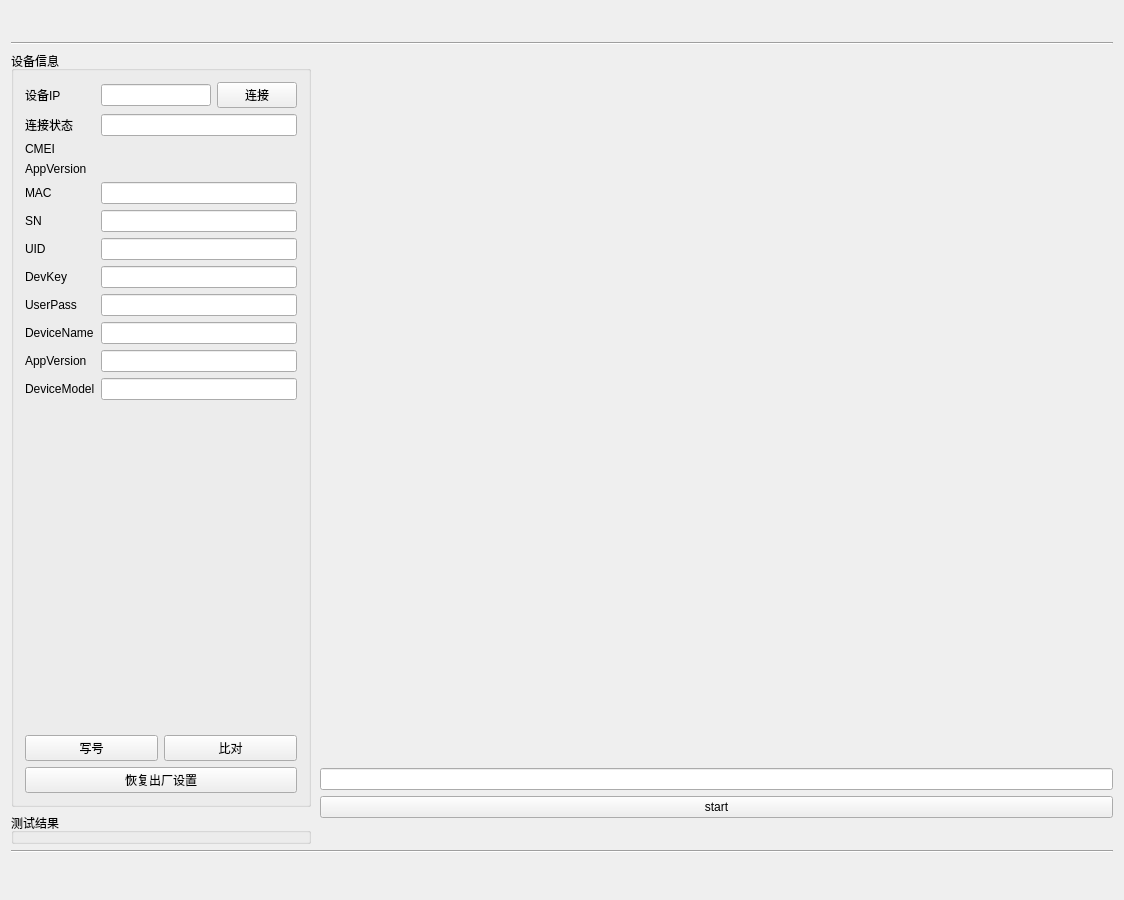
Before: the Qt Designer form IPCTestDemo/IPCTestDemo.ui in MMQQING/IPCTestDemo, drawn with Qt 5.
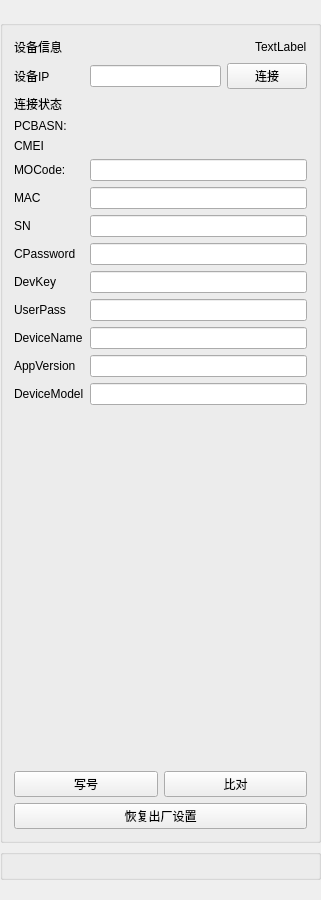
After: the same form once the commit is applied. Custom widgets are drawn as their Qt base class.

Commit message: V23.4.12.1；修改界面，修改设备初连时间长。集成arp  -d IP指令。

```diff
--- a/IPCTestDemo/IPCTestDemo.ui
+++ b/IPCTestDemo/IPCTestDemo.ui
@@ -6,45 +6,13 @@
    <rect>
     <x>0</x>
     <y>0</y>
-    <width>1124</width>
+    <width>321</width>
     <height>900</height>
    </rect>
   </property>
   <property name="windowTitle">
    <string>IPCTestDemo</string>
   </property>
-  <layout class="QGridLayout" name="gridLayout_2">
-   <item row="0" column="0">
-    <widget class="TitleGui" name="widget" native="true">
-     <property name="minimumSize">
-      <size>
-       <width>0</width>
-       <height>25</height>
-      </size>
-     </property>
-     <property name="maximumSize">
-      <size>
-       <width>16777215</width>
-       <height>25</height>
-      </size>
-     </property>
-    </widget>
-   </item>
-   <item row="1" column="0">
-    <widget class="Line" name="line">
-     <property name="orientation">
-      <enum>Qt::Horizontal</enum>
-     </property>
-    </widget>
-   </item>
-   <item row="2" column="0">
-    <widget class="QWidget" name="widget_3" native="true">
-     <property name="sizePolicy">
-      <sizepolicy hsizetype="Expanding" vsizetype="Expanding">
-       <horstretch>0</horstretch>
-       <verstretch>0</verstretch>
-      </sizepolicy>
-     </property>
      <layout class="QGridLayout" name="gridLayout">
       <property name="leftMargin">
        <number>0</number>
@@ -62,11 +30,6 @@
        <number>0</number>
       </property>
       <item row="0" column="0">
-       <layout class="QHBoxLayout" name="horizontalLayout">
-        <property name="spacing">
-         <number>0</number>
-        </property>
-        <item>
          <widget class="QWidget" name="widget_4" native="true">
           <layout class="QVBoxLayout" name="verticalLayout">
            <property name="leftMargin">
@@ -81,10 +44,23 @@
            <property name="bottomMargin">
             <number>0</number>
            </property>
+      <item>
+       <widget class="QLabel" name="rtsp_label">
+        <property name="minimumSize">
+         <size>
+          <width>0</width>
+          <height>0</height>
+         </size>
+        </property>
+        <property name="text">
+         <string/>
+        </property>
+       </widget>
+      </item>
            <item>
             <widget class="QGroupBox" name="groupBox_2">
              <property name="sizePolicy">
-              <sizepolicy hsizetype="Fixed" vsizetype="Preferred">
+         <sizepolicy hsizetype="Expanding" vsizetype="Preferred">
                <horstretch>0</horstretch>
                <verstretch>0</verstretch>
               </sizepolicy>
@@ -96,7 +72,7 @@
               </size>
              </property>
              <property name="title">
-              <string>设备信息</string>
+         <string/>
              </property>
              <layout class="QVBoxLayout" name="verticalLayout_5">
               <item>
@@ -106,7 +82,17 @@
                 </property>
                 <item>
                  <layout class="QGridLayout" name="gridLayout_4">
-                  <item row="0" column="2">
+             <property name="verticalSpacing">
+              <number>6</number>
+             </property>
+             <item row="7" column="0">
+              <widget class="QLabel" name="label_SN">
+               <property name="text">
+                <string>SN</string>
+               </property>
+              </widget>
+             </item>
+             <item row="1" column="1">
                    <layout class="QHBoxLayout" name="horizontalLayout_3">
                     <item>
                      <widget class="QLineEdit" name="lineEdit_IP"/>
@@ -120,123 +106,161 @@
                     </item>
                    </layout>
                   </item>
-                  <item row="4" column="0">
+             <item row="2" column="0">
+              <widget class="QLabel" name="label_connect">
+               <property name="text">
+                <string>连接状态</string>
+               </property>
+              </widget>
+             </item>
+             <item row="3" column="1">
+              <widget class="QWidget" name="PCBASN_widget" native="true"/>
+             </item>
+             <item row="10" column="0">
+              <widget class="QLabel" name="label_UserPass">
+               <property name="text">
+                <string>UserPass</string>
+               </property>
+              </widget>
+             </item>
+             <item row="0" column="0">
+              <widget class="QLabel" name="label">
+               <property name="text">
+                <string>设备信息</string>
+               </property>
+              </widget>
+             </item>
+             <item row="7" column="1">
+              <widget class="QLineEdit" name="lineEdit_SN"/>
+             </item>
+             <item row="2" column="1">
+              <widget class="MLabel" name="lineEdit_connect">
+               <property name="text">
+                <string/>
+               </property>
+              </widget>
+             </item>
+             <item row="6" column="0">
                    <widget class="QLabel" name="label_MAC">
                     <property name="text">
                      <string>MAC</string>
                     </property>
                    </widget>
                   </item>
+             <item row="13" column="1">
+              <widget class="QLineEdit" name="lineEdit_DeviceModel"/>
+             </item>
                   <item row="9" column="0">
-                   <widget class="QLabel" name="label_DeviceName">
-                    <property name="text">
-                     <string>DeviceName</string>
-                    </property>
-                   </widget>
-                  </item>
-                  <item row="6" column="2">
-                   <widget class="QLineEdit" name="lineEdit_UID"/>
-                  </item>
-                  <item row="2" column="2">
-                   <widget class="QWidget" name="CMEI_widget" native="true"/>
-                  </item>
-                  <item row="0" column="0">
-                   <widget class="QLabel" name="label_IP">
-                    <property name="text">
-                     <string>设备IP</string>
-                    </property>
-                   </widget>
-                  </item>
-                  <item row="1" column="2">
-                   <widget class="QLineEdit" name="lineEdit_connect"/>
-                  </item>
-                  <item row="7" column="2">
-                   <widget class="QLineEdit" name="lineEdit_DevKey"/>
-                  </item>
-                  <item row="5" column="2">
-                   <widget class="QLineEdit" name="lineEdit_SN"/>
-                  </item>
-                  <item row="10" column="0">
-                   <widget class="QLabel" name="label_AppVersion">
-                    <property name="text">
-                     <string>AppVersion</string>
-                    </property>
-                   </widget>
-                  </item>
-                  <item row="7" column="0">
                    <widget class="QLabel" name="label_DevKey">
                     <property name="text">
                      <string>DevKey</string>
                     </property>
                    </widget>
                   </item>
-                  <item row="1" column="0">
-                   <widget class="QLabel" name="label_connect">
-                    <property name="text">
-                     <string>连接状态</string>
-                    </property>
-                   </widget>
-                  </item>
-                  <item row="11" column="0">
+             <item row="9" column="1">
+              <widget class="QLineEdit" name="lineEdit_DevKey"/>
+             </item>
+             <item row="10" column="1">
+              <widget class="QLineEdit" name="lineEdit_UserPass"/>
+             </item>
+             <item row="11" column="1">
+              <widget class="QLineEdit" name="lineEdit_DeviceName"/>
+             </item>
+             <item row="13" column="0">
                    <widget class="QLabel" name="label_DeviceModel">
                     <property name="text">
                      <string>DeviceModel</string>
                     </property>
                    </widget>
                   </item>
-                  <item row="9" column="2">
-                   <widget class="QLineEdit" name="lineEdit_DeviceName"/>
-                  </item>
-                  <item row="6" column="0">
-                   <widget class="QLabel" name="label_UID">
-                    <property name="text">
-                     <string>UID</string>
-                    </property>
-                   </widget>
-                  </item>
-                  <item row="3" column="0">
-                   <widget class="QLabel" name="AppVersion_label">
-                    <property name="text">
-                     <string>AppVersion</string>
-                    </property>
-                   </widget>
-                  </item>
-                  <item row="10" column="2">
-                   <widget class="QLineEdit" name="lineEdit_AppVersion"/>
-                  </item>
-                  <item row="4" column="2">
-                   <widget class="QLineEdit" name="lineEdit_MAC"/>
-                  </item>
-                  <item row="11" column="2">
-                   <widget class="QLineEdit" name="lineEdit_DeviceModel"/>
-                  </item>
-                  <item row="8" column="2">
-                   <widget class="QLineEdit" name="lineEdit_UserPass"/>
-                  </item>
-                  <item row="8" column="0">
-                   <widget class="QLabel" name="label_UserPass">
-                    <property name="text">
-                     <string>UserPass</string>
-                    </property>
-                   </widget>
-                  </item>
-                  <item row="3" column="2">
-                   <widget class="QWidget" name="AppVersion_widget" native="true"/>
-                  </item>
-                  <item row="5" column="0">
-                   <widget class="QLabel" name="label_SN">
-                    <property name="text">
-                     <string>SN</string>
-                    </property>
-                   </widget>
-                  </item>
-                  <item row="2" column="0">
+             <item row="4" column="0">
                    <widget class="QLabel" name="label_CMEI">
                     <property name="text">
                      <string>CMEI</string>
                     </property>
                    </widget>
                   </item>
+             <item row="8" column="0">
+              <widget class="QLabel" name="label_CPassword">
+               <property name="text">
+                <string>CPassword</string>
+               </property>
+              </widget>
+             </item>
+             <item row="4" column="1">
+              <widget class="QWidget" name="CMEI_widget" native="true"/>
+             </item>
+             <item row="5" column="0">
+              <widget class="QLabel" name="label_MOCode">
+               <property name="text">
+                <string>MOCode:</string>
+               </property>
+              </widget>
+             </item>
+             <item row="12" column="0">
+              <widget class="QLabel" name="label_AppVersion">
+               <property name="text">
+                <string>AppVersion</string>
+               </property>
+              </widget>
+             </item>
+             <item row="1" column="0">
+              <widget class="QLabel" name="label_IP">
+               <property name="text">
+                <string>设备IP</string>
+               </property>
+              </widget>
+             </item>
+             <item row="12" column="1">
+              <widget class="QLineEdit" name="lineEdit_AppVersion"/>
+             </item>
+             <item row="8" column="1">
+              <widget class="QLineEdit" name="lineEdit_CPassword"/>
+             </item>
+             <item row="3" column="0">
+              <widget class="QLabel" name="label_PCBASN">
+               <property name="text">
+                <string>PCBASN:</string>
+               </property>
+              </widget>
+             </item>
+             <item row="6" column="1">
+              <widget class="QLineEdit" name="lineEdit_MAC"/>
+             </item>
+             <item row="0" column="1">
+              <layout class="QHBoxLayout" name="horizontalLayout">
+               <item>
+                <spacer name="horizontalSpacer">
+                 <property name="orientation">
+                  <enum>Qt::Horizontal</enum>
+                 </property>
+                 <property name="sizeHint" stdset="0">
+                  <size>
+                   <width>40</width>
+                   <height>20</height>
+                  </size>
+                 </property>
+                </spacer>
+               </item>
+               <item>
+                <widget class="QLabel" name="label_2">
+                 <property name="text">
+                  <string>TextLabel</string>
+                 </property>
+                </widget>
+               </item>
+              </layout>
+             </item>
+             <item row="11" column="0">
+              <widget class="QLabel" name="label_DeviceName">
+               <property name="text">
+                <string>DeviceName</string>
+               </property>
+              </widget>
+             </item>
+             <item row="5" column="1">
+              <widget class="QLineEdit" name="lineEdit_MOCode"/>
+             </item>
                  </layout>
                 </item>
                 <item>
@@ -287,6 +311,12 @@
            </item>
            <item>
             <widget class="QGroupBox" name="groupBox_3">
+        <property name="sizePolicy">
+         <sizepolicy hsizetype="Expanding" vsizetype="Preferred">
+          <horstretch>0</horstretch>
+          <verstretch>0</verstretch>
+         </sizepolicy>
+        </property>
              <property name="minimumSize">
               <size>
                <width>300</width>
@@ -294,47 +324,12 @@
               </size>
              </property>
              <property name="title">
-              <string>测试结果</string>
-             </property>
-            </widget>
-           </item>
-          </layout>
-         </widget>
-        </item>
-        <item>
-         <widget class="QWidget" name="widget_5" native="true">
-          <layout class="QVBoxLayout" name="verticalLayout_2">
-           <property name="leftMargin">
-            <number>9</number>
-           </property>
-           <property name="topMargin">
-            <number>0</number>
-           </property>
-           <property name="rightMargin">
-            <number>0</number>
-           </property>
-           <property name="bottomMargin">
-            <number>0</number>
-           </property>
-           <item>
-            <widget class="QLabel" name="label">
-             <property name="text">
               <string/>
              </property>
             </widget>
            </item>
            <item>
-            <widget class="QLineEdit" name="lineEdit"/>
-           </item>
-           <item>
-            <widget class="QPushButton" name="pushButton">
-             <property name="text">
-              <string>start</string>
-             </property>
-            </widget>
-           </item>
-           <item>
-            <widget class="QLabel" name="label_2">
+       <widget class="MLabel" name="info_label">
              <property name="maximumSize">
               <size>
                <width>16777215</width>
@@ -347,34 +342,6 @@
             </widget>
            </item>
           </layout>
-         </widget>
-        </item>
-       </layout>
-      </item>
-     </layout>
-    </widget>
-   </item>
-   <item row="3" column="0">
-    <widget class="Line" name="line_2">
-     <property name="orientation">
-      <enum>Qt::Horizontal</enum>
-     </property>
-    </widget>
-   </item>
-   <item row="4" column="0">
-    <widget class="QWidget" name="widget_2" native="true">
-     <property name="minimumSize">
-      <size>
-       <width>0</width>
-       <height>30</height>
-      </size>
-     </property>
-     <property name="maximumSize">
-      <size>
-       <width>16777215</width>
-       <height>30</height>
-      </size>
-     </property>
     </widget>
    </item>
   </layout>
@@ -382,10 +349,9 @@
  <layoutdefault spacing="6" margin="11"/>
  <customwidgets>
   <customwidget>
-   <class>TitleGui</class>
-   <extends>QWidget</extends>
-   <header location="global">../../../TitleGui.h</header>
-   <container>1</container>
+   <class>MLabel</class>
+   <extends>QLabel</extends>
+   <header>mlabel.h</header>
   </customwidget>
  </customwidgets>
  <resources/>
```
Lines whose indentation alone changed are shown as unchanged. The commit also changes 76 other files.
